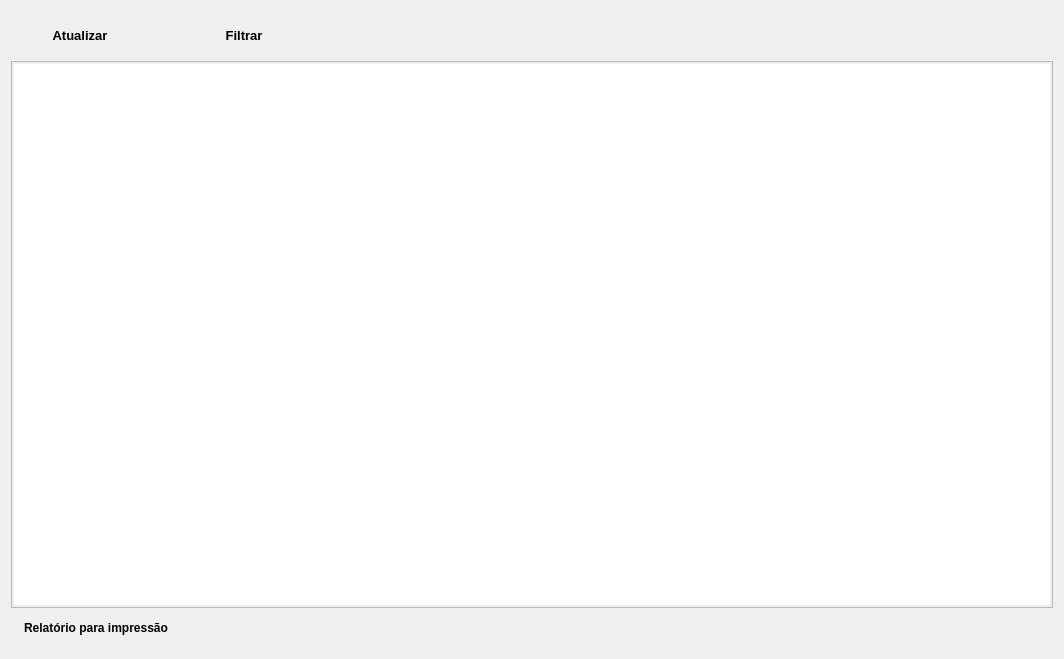
Qt form Resources/UI/Componentes/ListaPadrao.ui (Klubas/Projeto-SOAD) before a commit.
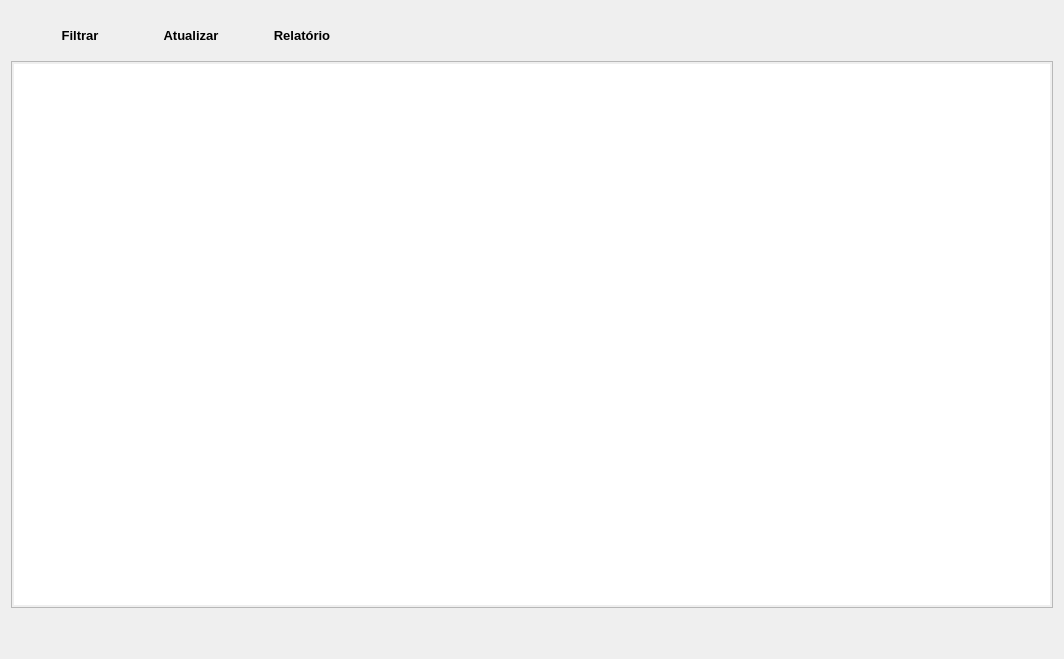
The same form after that commit.

Commit message: - Posicionamento de botões de lista

Patch:
```diff
--- a/Resources/UI/Componentes/ListaPadrao.ui
+++ b/Resources/UI/Componentes/ListaPadrao.ui
@@ -77,66 +77,6 @@
            </font>
           </property>
           <layout class="QHBoxLayout" name="horizontalLayout_3">
-           <item>
-            <widget class="QPushButton" name="pushButton_atualizar">
-             <property name="minimumSize">
-              <size>
-               <width>120</width>
-               <height>0</height>
-              </size>
-             </property>
-             <property name="maximumSize">
-              <size>
-               <width>140</width>
-               <height>16777215</height>
-              </size>
-             </property>
-             <property name="font">
-              <font>
-               <pointsize>10</pointsize>
-               <weight>75</weight>
-               <bold>true</bold>
-              </font>
-             </property>
-             <property name="layoutDirection">
-              <enum>Qt::LeftToRight</enum>
-             </property>
-             <property name="text">
-              <string>Atualizar</string>
-             </property>
-             <property name="iconSize">
-              <size>
-               <width>20</width>
-               <height>20</height>
-              </size>
-             </property>
-             <property name="shortcut">
-              <string>Ctrl+P</string>
-             </property>
-             <property name="checkable">
-              <bool>false</bool>
-             </property>
-             <property name="default">
-              <bool>false</bool>
-             </property>
-             <property name="flat">
-              <bool>true</bool>
-             </property>
-            </widget>
-           </item>
-           <item>
-            <spacer name="horizontalSpacer_4">
-             <property name="orientation">
-              <enum>Qt::Horizontal</enum>
-             </property>
-             <property name="sizeHint" stdset="0">
-              <size>
-               <width>40</width>
-               <height>20</height>
-              </size>
-             </property>
-            </spacer>
-           </item>
            <item>
             <widget class="QPushButton" name="pushButton_filtro">
              <property name="enabled">
@@ -193,6 +133,90 @@
              </property>
             </widget>
            </item>
+           <item>
+            <widget class="QPushButton" name="pushButton_atualizar">
+             <property name="minimumSize">
+              <size>
+               <width>120</width>
+               <height>0</height>
+              </size>
+             </property>
+             <property name="maximumSize">
+              <size>
+               <width>140</width>
+               <height>16777215</height>
+              </size>
+             </property>
+             <property name="font">
+              <font>
+               <pointsize>10</pointsize>
+               <weight>75</weight>
+               <bold>true</bold>
+              </font>
+             </property>
+             <property name="layoutDirection">
+              <enum>Qt::LeftToRight</enum>
+             </property>
+             <property name="text">
+              <string>Atualizar</string>
+             </property>
+             <property name="iconSize">
+              <size>
+               <width>20</width>
+               <height>20</height>
+              </size>
+             </property>
+             <property name="shortcut">
+              <string>Ctrl+P</string>
+             </property>
+             <property name="checkable">
+              <bool>false</bool>
+             </property>
+             <property name="default">
+              <bool>false</bool>
+             </property>
+             <property name="flat">
+              <bool>true</bool>
+             </property>
+            </widget>
+           </item>
+           <item>
+            <widget class="QPushButton" name="pushButton_relatorio">
+             <property name="minimumSize">
+              <size>
+               <width>120</width>
+               <height>0</height>
+              </size>
+             </property>
+             <property name="maximumSize">
+              <size>
+               <width>16777215</width>
+               <height>16777215</height>
+              </size>
+             </property>
+             <property name="font">
+              <font>
+               <weight>75</weight>
+               <bold>true</bold>
+              </font>
+             </property>
+             <property name="text">
+              <string>Relatório</string>
+             </property>
+             <property name="iconSize">
+              <size>
+               <width>20</width>
+               <height>20</height>
+              </size>
+             </property>
+             <property name="shortcut">
+              <string>Ctrl+Shift+P</string>
+             </property>
+             <property name="flat">
+              <bool>true</bool>
+             </property>
+            </widget>
+           </item>
           </layout>
          </widget>
         </item>
@@ -456,43 +480,6 @@
         <enum>QFrame::Plain</enum>
        </property>
        <layout class="QHBoxLayout" name="horizontalLayout_8">
-        <item>
-         <widget class="QPushButton" name="pushButton_relatorio">
-          <property name="minimumSize">
-           <size>
-            <width>120</width>
-            <height>0</height>
-           </size>
-          </property>
-          <property name="maximumSize">
-           <size>
-            <width>16777215</width>
-            <height>16777215</height>
-           </size>
-          </property>
-          <property name="font">
-           <font>
-            <weight>75</weight>
-            <bold>true</bold>
-           </font>
-          </property>
-          <property name="text">
-           <string>Relatório para impressão</string>
-          </property>
-          <property name="iconSize">
-           <size>
-            <width>20</width>
-            <height>20</height>
-           </size>
-          </property>
-          <property name="shortcut">
-           <string>Ctrl+Shift+P</string>
-          </property>
-          <property name="flat">
-           <bool>true</bool>
-          </property>
-         </widget>
-        </item>
         <item>
          <spacer name="horizontalSpacer_3">
           <property name="orientation">
```
The commit also changes 18 other files.
